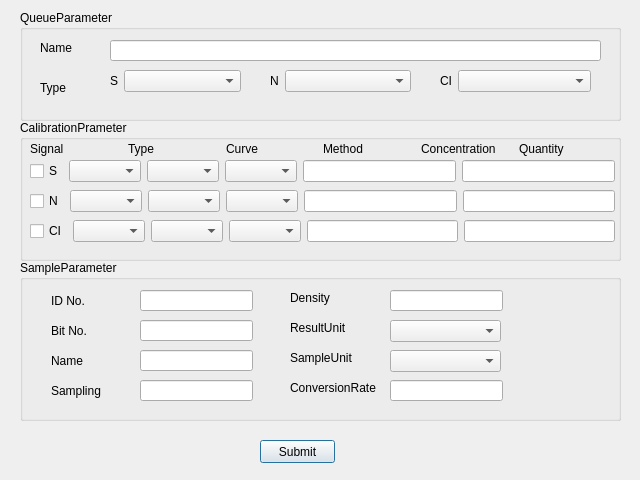
Before: the Qt Designer form queuesettingdialog.ui in zjw939057120/qt, drawn with Qt 5.
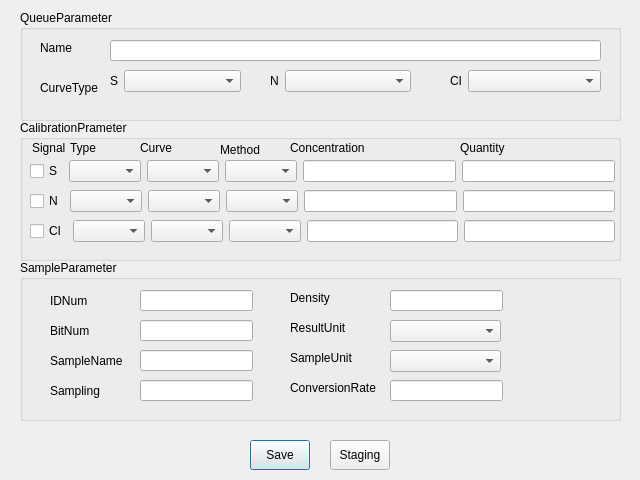
After: the same form once the commit is applied.

```diff
--- a/queuesettingdialog.ui
+++ b/queuesettingdialog.ui
@@ -30,8 +30,8 @@
      <rect>
       <x>20</x>
       <y>30</y>
-      <width>53</width>
-      <height>15</height>
+      <width>71</width>
+      <height>16</height>
      </rect>
     </property>
     <property name="text">
@@ -43,12 +43,12 @@
      <rect>
       <x>20</x>
       <y>70</y>
-      <width>53</width>
-      <height>15</height>
+      <width>71</width>
+      <height>16</height>
      </rect>
     </property>
     <property name="text">
-     <string>Type</string>
+     <string>CurveType</string>
     </property>
    </widget>
    <widget class="QLineEdit" name="lineEdit">
@@ -108,7 +108,7 @@
    <widget class="QWidget" name="formLayoutWidget_3">
     <property name="geometry">
      <rect>
-      <x>420</x>
+      <x>430</x>
       <y>60</y>
       <width>151</width>
       <height>31</height>
@@ -208,60 +208,6 @@
      </item>
     </layout>
    </widget>
-   <widget class="QWidget" name="layoutWidget">
-    <property name="geometry">
-     <rect>
-      <x>10</x>
-      <y>20</y>
-      <width>581</width>
-      <height>17</height>
-     </rect>
-    </property>
-    <layout class="QHBoxLayout" name="horizontalLayout">
-     <item>
-      <widget class="QLabel" name="label_6">
-       <property name="text">
-        <string>Signal</string>
-       </property>
-      </widget>
-     </item>
-     <item>
-      <widget class="QLabel" name="label_7">
-       <property name="text">
-        <string>Type</string>
-       </property>
-      </widget>
-     </item>
-     <item>
-      <widget class="QLabel" name="label_8">
-       <property name="text">
-        <string>Curve</string>
-       </property>
-      </widget>
-     </item>
-     <item>
-      <widget class="QLabel" name="label_9">
-       <property name="text">
-        <string>Method</string>
-       </property>
-      </widget>
-     </item>
-     <item>
-      <widget class="QLabel" name="label_10">
-       <property name="text">
-        <string>Concentration</string>
-       </property>
-      </widget>
-     </item>
-     <item>
-      <widget class="QLabel" name="label_11">
-       <property name="text">
-        <string>Quantity</string>
-       </property>
-      </widget>
-     </item>
-    </layout>
-   </widget>
    <widget class="QWidget" name="layoutWidget">
     <property name="geometry">
      <rect>
@@ -296,6 +242,71 @@
      </item>
     </layout>
    </widget>
+   <widget class="QLabel" name="label_7">
+    <property name="geometry">
+     <rect>
+      <x>50</x>
+      <y>20</y>
+      <width>61</width>
+      <height>16</height>
+     </rect>
+    </property>
+    <property name="text">
+     <string>Type</string>
+    </property>
+   </widget>
+   <widget class="QLabel" name="label_8">
+    <property name="geometry">
+     <rect>
+      <x>120</x>
+      <y>20</y>
+      <width>71</width>
+      <height>16</height>
+     </rect>
+    </property>
+    <property name="text">
+     <string>Curve</string>
+    </property>
+   </widget>
+   <widget class="QLabel" name="label_9">
+    <property name="geometry">
+     <rect>
+      <x>200</x>
+      <y>20</y>
+      <width>61</width>
+      <height>20</height>
+     </rect>
+    </property>
+    <property name="text">
+     <string>Method</string>
+    </property>
+   </widget>
+   <widget class="QLabel" name="label_10">
+    <property name="geometry">
+     <rect>
+      <x>270</x>
+      <y>20</y>
+      <width>161</width>
+      <height>16</height>
+     </rect>
+    </property>
+    <property name="text">
+     <string>Concentration</string>
+    </property>
+   </widget>
+   <widget class="QLabel" name="label_11">
+    <property name="geometry">
+     <rect>
+      <x>440</x>
+      <y>20</y>
+      <width>151</width>
+      <height>16</height>
+     </rect>
+    </property>
+    <property name="text">
+     <string>Quantity</string>
+    </property>
+   </widget>
   </widget>
   <widget class="QGroupBox" name="groupBox_SampleParameter">
    <property name="geometry">
@@ -312,14 +323,14 @@
    <widget class="QLabel" name="label_ID">
     <property name="geometry">
      <rect>
-      <x>31</x>
+      <x>30</x>
       <y>30</y>
       <width>91</width>
       <height>21</height>
      </rect>
     </property>
     <property name="text">
-     <string>ID No.</string>
+     <string>IDNum</string>
     </property>
    </widget>
    <widget class="QLineEdit" name="lineEdit_8">
@@ -371,14 +382,14 @@
    <widget class="QLabel" name="label_Bit">
     <property name="geometry">
      <rect>
-      <x>31</x>
+      <x>30</x>
       <y>60</y>
       <width>91</width>
       <height>21</height>
      </rect>
     </property>
     <property name="text">
-     <string>Bit No.</string>
+     <string>BitNum</string>
     </property>
    </widget>
    <widget class="QLineEdit" name="lineEdit_11">
@@ -407,14 +418,14 @@
    <widget class="QLabel" name="label_SampleName">
     <property name="geometry">
      <rect>
-      <x>31</x>
+      <x>30</x>
       <y>90</y>
       <width>91</width>
       <height>21</height>
      </rect>
     </property>
     <property name="text">
-     <string>Name</string>
+     <string>SampleName</string>
     </property>
    </widget>
    <widget class="QLineEdit" name="lineEdit_13">
@@ -443,7 +454,7 @@
    <widget class="QLabel" name="label_Sampling">
     <property name="geometry">
      <rect>
-      <x>31</x>
+      <x>30</x>
       <y>120</y>
       <width>91</width>
       <height>21</height>
@@ -497,14 +508,40 @@
   <widget class="QPushButton" name="pushButton_Submit">
    <property name="geometry">
     <rect>
-     <x>260</x>
+     <x>250</x>
      <y>440</y>
-     <width>75</width>
-     <height>23</height>
+     <width>60</width>
+     <height>30</height>
     </rect>
    </property>
    <property name="text">
-    <string>Submit</string>
+    <string>Save</string>
+   </property>
+  </widget>
+  <widget class="QPushButton" name="pushButton_Staging">
+   <property name="geometry">
+    <rect>
+     <x>330</x>
+     <y>440</y>
+     <width>60</width>
+     <height>30</height>
+    </rect>
+   </property>
+   <property name="text">
+    <string>Staging</string>
+   </property>
+  </widget>
+  <widget class="QLabel" name="label_6">
+   <property name="geometry">
+    <rect>
+     <x>32</x>
+     <y>140</y>
+     <width>41</width>
+     <height>16</height>
+    </rect>
+   </property>
+   <property name="text">
+    <string>Signal</string>
    </property>
   </widget>
  </widget>
```
Left out of the diff: 8 changed lines with no effect on the pictures.
